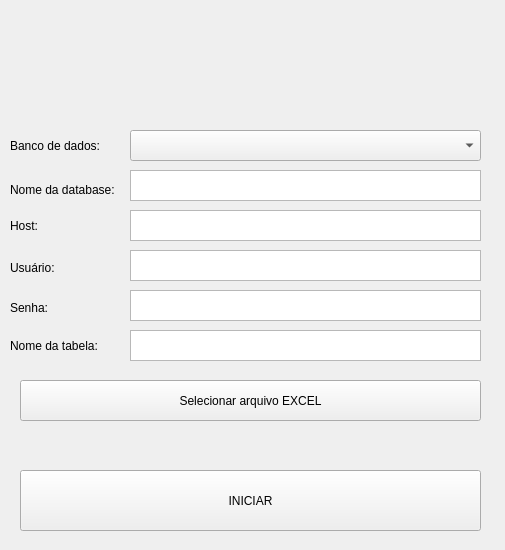
Qt form tela_excel_para_banco_de_dados.ui (MatheusSouzaSoares/Excel-para-Banco-de-dados) before a commit.
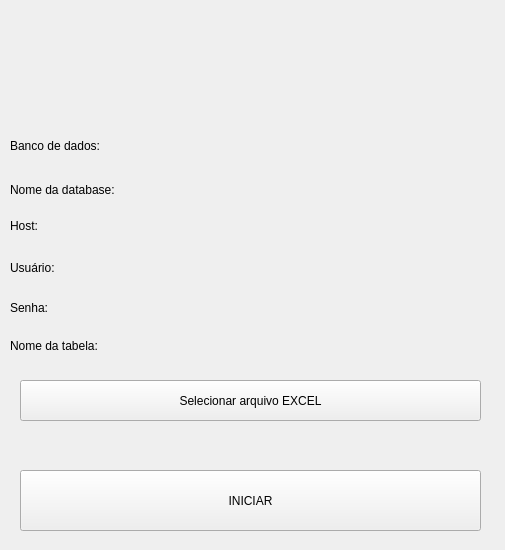
The same form after that commit.

The edit to the form file:
```diff
--- a/tela_excel_para_banco_de_dados.ui
+++ b/tela_excel_para_banco_de_dados.ui
@@ -13,16 +13,6 @@
   <property name="windowTitle">
    <string>Form</string>
   </property>
-  <widget class="QComboBox" name="nome_banco_de_dados">
-   <property name="geometry">
-    <rect>
-     <x>130</x>
-     <y>130</y>
-     <width>351</width>
-     <height>31</height>
-    </rect>
-   </property>
-  </widget>
   <widget class="QLabel" name="label">
    <property name="geometry">
     <rect>
@@ -140,56 +130,6 @@
     <string>INICIAR</string>
    </property>
   </widget>
-  <widget class="QTextEdit" name="nome_bd">
-   <property name="geometry">
-    <rect>
-     <x>130</x>
-     <y>170</y>
-     <width>351</width>
-     <height>31</height>
-    </rect>
-   </property>
-  </widget>
-  <widget class="QTextEdit" name="nome_host">
-   <property name="geometry">
-    <rect>
-     <x>130</x>
-     <y>210</y>
-     <width>351</width>
-     <height>31</height>
-    </rect>
-   </property>
-  </widget>
-  <widget class="QTextEdit" name="nome_user">
-   <property name="geometry">
-    <rect>
-     <x>130</x>
-     <y>250</y>
-     <width>351</width>
-     <height>31</height>
-    </rect>
-   </property>
-  </widget>
-  <widget class="QTextEdit" name="nome_senha">
-   <property name="geometry">
-    <rect>
-     <x>130</x>
-     <y>290</y>
-     <width>351</width>
-     <height>31</height>
-    </rect>
-   </property>
-  </widget>
-  <widget class="QTextEdit" name="nome_tabela">
-   <property name="geometry">
-    <rect>
-     <x>130</x>
-     <y>330</y>
-     <width>351</width>
-     <height>31</height>
-    </rect>
-   </property>
-  </widget>
  </widget>
  <resources/>
  <connections/>
```
